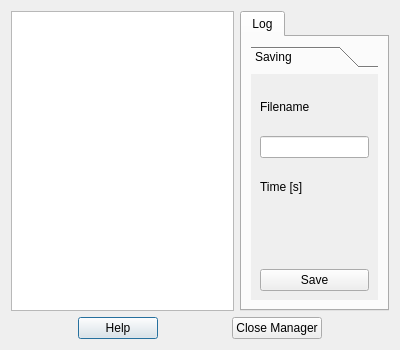
fcuzzocrea/QRTAILab, file src/qrl_logs_manager.ui: the form before one commit.
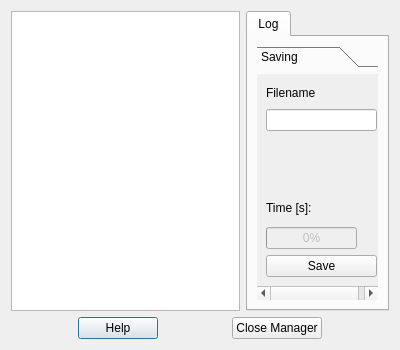
The form after the commit. Icons and pictures are not drawn. Custom widgets are drawn as their Qt base class.

```diff
--- a/src/qrl_logs_manager.ui
+++ b/src/qrl_logs_manager.ui
@@ -120,14 +120,6 @@
       <number>0</number>
      </property>
      <widget class="QWidget" name="Log" >
-      <property name="geometry" >
-       <rect>
-        <x>0</x>
-        <y>0</y>
-        <width>145</width>
-        <height>263</height>
-       </rect>
-      </property>
       <attribute name="title" >
        <string>Log</string>
       </attribute>
@@ -142,8 +134,8 @@
            <rect>
             <x>0</x>
             <y>0</y>
-            <width>127</width>
-            <height>213</height>
+            <width>121</width>
+            <height>225</height>
            </rect>
           </property>
           <attribute name="label" >
@@ -157,43 +149,72 @@
              </property>
             </widget>
            </item>
-           <item row="0" column="1" colspan="2" >
-            <spacer>
-             <property name="orientation" >
-              <enum>Qt::Horizontal</enum>
-             </property>
-             <property name="sizeHint" stdset="0" >
-              <size>
-               <width>40</width>
-               <height>20</height>
-              </size>
-             </property>
-            </spacer>
-           </item>
-           <item row="1" column="0" colspan="3" >
+           <item row="1" column="0" colspan="4" >
             <widget class="QLineEdit" name="fileLineEdit" />
            </item>
+           <item row="10" column="0" colspan="4" >
+            <widget class="QPushButton" name="savePushButton" >
+             <property name="text" >
+              <string>Save</string>
+             </property>
+             <property name="checkable" >
+              <bool>true</bool>
+             </property>
+             <property name="autoDefault" >
+              <bool>false</bool>
+             </property>
+            </widget>
+           </item>
+           <item row="8" column="0" colspan="2" >
+            <widget class="QProgressBar" name="saveProgressBar" >
+             <property name="enabled" >
+              <bool>false</bool>
+             </property>
+             <property name="value" >
+              <number>0</number>
+             </property>
+             <property name="textVisible" >
+              <bool>true</bool>
+             </property>
+             <property name="format" >
+              <string>%p%</string>
+             </property>
+            </widget>
+           </item>
+           <item row="0" column="1" colspan="3" >
+            <spacer>
+             <property name="orientation" >
+              <enum>Qt::Horizontal</enum>
+             </property>
+             <property name="sizeHint" stdset="0" >
+              <size>
+               <width>40</width>
+               <height>20</height>
+              </size>
+             </property>
+            </spacer>
+           </item>
            <item row="2" column="0" >
+            <spacer name="verticalSpacer" >
+             <property name="orientation" >
+              <enum>Qt::Vertical</enum>
+             </property>
+             <property name="sizeHint" stdset="0" >
+              <size>
+               <width>20</width>
+               <height>40</height>
+              </size>
+             </property>
+            </spacer>
+           </item>
+           <item row="3" column="0" >
             <widget class="QLabel" name="label" >
              <property name="text" >
-              <string>Time [s]</string>
+              <string>Time [s]:</string>
              </property>
             </widget>
            </item>
-           <item row="2" column="1" >
-            <spacer>
-             <property name="orientation" >
-              <enum>Qt::Horizontal</enum>
-             </property>
-             <property name="sizeHint" stdset="0" >
-              <size>
-               <width>40</width>
-               <height>20</height>
-              </size>
-             </property>
-            </spacer>
-           </item>
-           <item row="3" column="0" colspan="2" >
+           <item row="7" column="0" >
             <widget class="QwtCounter" name="timeCounter" >
              <property name="numButtons" >
               <number>0</number>
@@ -209,32 +230,6 @@
              </property>
             </widget>
            </item>
-           <item row="3" column="2" >
-            <spacer>
-             <property name="orientation" >
-              <enum>Qt::Horizontal</enum>
-             </property>
-             <property name="sizeHint" stdset="0" >
-              <size>
-               <width>40</width>
-               <height>20</height>
-              </size>
-             </property>
-            </spacer>
-           </item>
-           <item row="4" column="0" colspan="3" >
-            <widget class="QPushButton" name="savePushButton" >
-             <property name="text" >
-              <string>Save</string>
-             </property>
-             <property name="checkable" >
-              <bool>true</bool>
-             </property>
-             <property name="autoDefault" >
-              <bool>false</bool>
-             </property>
-            </widget>
-           </item>
           </layout>
          </widget>
         </widget>
```
